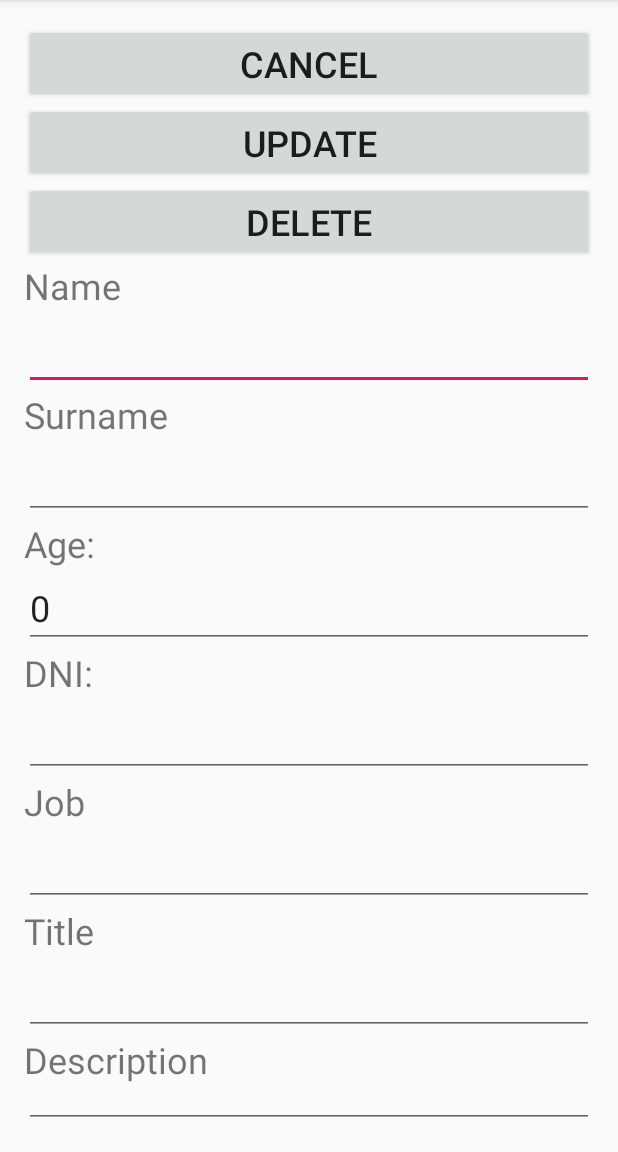
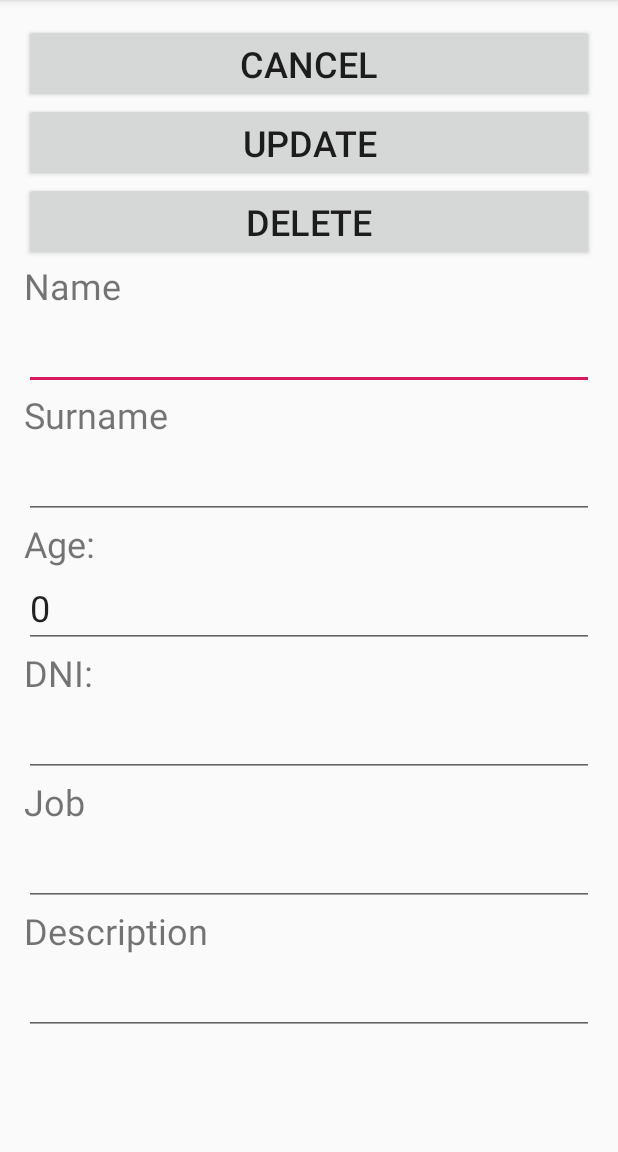
Before and after one commit to miguelleonmarti/masterDetailRealm, an Android app: the DetailActivity screen opened directly, with no data from a screen before it, on a phone screen of 412 x 824 dp, the part 84-1236 px from its top. Run offline under Robolectric (Android 15) with nearby library versions, the phone set to English and light mode, and no system bars; libraries missing offline, so code that uses them is left out: io.realm; 1 statement that could not run was skipped.

Commit message:
CV Title remove

```diff
--- a/app/build.gradle
+++ b/app/build.gradle
@@ -29,4 +29,6 @@ dependencies {
     androidTestImplementation 'androidx.test.ext:junit:1.1.0'
     androidTestImplementation 'androidx.test.espresso:espresso-core:3.1.1'
     implementation 'androidx.recyclerview:recyclerview:1.0.0'
+    implementation 'com.github.bumptech.glide:glide:4.8.0'
+    annotationProcessor 'com.github.bumptech.glide:compiler:4.8.0'
 }
--- a/app/src/main/AndroidManifest.xml
+++ b/app/src/main/AndroidManifest.xml
@@ -1,6 +1,8 @@
 <?xml version="1.0" encoding="utf-8"?>
 <manifest xmlns:android="http://schemas.android.com/apk/res/android"
     package="es.ulpgc.miguel.masterdetailrealm">
+
+    <uses-permission android:name="android.permission.INTERNET" />
 
     <application
         android:allowBackup="true"
--- a/app/src/main/java/es/ulpgc/miguel/masterdetailrealm/Detail/DetailActivity.java
+++ b/app/src/main/java/es/ulpgc/miguel/masterdetailrealm/Detail/DetailActivity.java
@@ -21,7 +21,7 @@ public class DetailActivity
   private Button cancelButton, updateButton, deleteButton;
 
   // text views
-  private TextView nameText, surnameText, ageText, dniText, jobText, titleText, descriptionText;
+  private TextView nameText, surnameText, ageText, dniText, jobText, descriptionText;
 
   @Override
   protected void onCreate(Bundle savedInstanceState) {
@@ -38,7 +38,6 @@ public class DetailActivity
     ageText = findViewById(R.id.ageText);
     dniText = findViewById(R.id.dniText);
     jobText = findViewById(R.id.jobText);
-    titleText = findViewById(R.id.titleText);
     descriptionText = findViewById(R.id.descriptionText);
 
     // listeners
@@ -57,7 +56,6 @@ public class DetailActivity
         String age = ageText.getText().toString();
         String dni = dniText.getText().toString();
         String job = jobText.getText().toString();
-        String title = titleText.getText().toString();
         String description = descriptionText.getText().toString();
         if (
             !name.equals("") &&
@@ -65,10 +63,9 @@ public class DetailActivity
                 !age.equals("") &&
                 !dni.equals("") &&
                 !job.equals("") &&
-                !title.equals("") &&
                 !description.equals("")
         ) {
-          presenter.updatePerson(name, surname, age, dni, job, title, description);
+          presenter.updatePerson(name, surname, age, dni, job, description);
           presenter.startMasterScreen();
         } else {
           Toast.makeText(DetailActivity.this, "There are some empty fields", Toast.LENGTH_SHORT).show();
@@ -111,7 +108,6 @@ public class DetailActivity
     ((EditText) findViewById(R.id.ageText)).setText(String.valueOf(viewModel.person.getAge()));
     ((EditText) findViewById(R.id.dniText)).setText(viewModel.person.getDni());
     ((EditText) findViewById(R.id.jobText)).setText(viewModel.person.getJob());
-    ((EditText) findViewById(R.id.titleText)).setText(viewModel.person.getTitle());
     ((EditText) findViewById(R.id.descriptionText)).setText(viewModel.person.getDescription());
   }
 }
--- a/app/src/main/java/es/ulpgc/miguel/masterdetailrealm/Detail/DetailContract.java
+++ b/app/src/main/java/es/ulpgc/miguel/masterdetailrealm/Detail/DetailContract.java
@@ -25,13 +25,13 @@ interface DetailContract {
 
     void deleteUser();
 
-    void updatePerson(String name, String surname, String age, String dni, String job, String title, String description);
+    void updatePerson(String name, String surname, String age, String dni, String job, String description);
   }
 
   interface Model {
     void deletePerson(int id);
 
-    void updatePerson(int id, String name, String surname, String age, String dni, String job, String title, String description);
+    void updatePerson(int id, String name, String surname, String age, String dni, String job, String description);
   }
 
   interface Router {
--- a/app/src/main/java/es/ulpgc/miguel/masterdetailrealm/Detail/DetailModel.java
+++ b/app/src/main/java/es/ulpgc/miguel/masterdetailrealm/Detail/DetailModel.java
@@ -22,7 +22,7 @@ public class DetailModel implements DetailContract.Model {
   }
 
   @Override
-  public void updatePerson(int id, String name, String surname, String age, String dni, String job, String title, String description) {
+  public void updatePerson(int id, String name, String surname, String age, String dni, String job, String description) {
     realm.beginTransaction();
     Person person = realm.where(Person.class).equalTo("id", id).findFirst();
     person.setName(name);
@@ -30,7 +30,6 @@ public class DetailModel implements DetailContract.Model {
     person.setAge(Integer.valueOf(age));
     person.setDni(dni);
     person.setJob(job);
-    person.setTitle(title);
     person.setDescription(description);
     realm.commitTransaction();
   }
--- a/app/src/main/java/es/ulpgc/miguel/masterdetailrealm/Detail/DetailPresenter.java
+++ b/app/src/main/java/es/ulpgc/miguel/masterdetailrealm/Detail/DetailPresenter.java
@@ -74,7 +74,7 @@ public class DetailPresenter implements DetailContract.Presenter {
   }
 
   @Override
-  public void updatePerson(String name, String surname, String age, String dni, String job, String title, String description) {
-    model.updatePerson(viewModel.person.getId(), name, surname, age, dni, job, title, description);
+  public void updatePerson(String name, String surname, String age, String dni, String job, String description) {
+    model.updatePerson(viewModel.person.getId(), name, surname, age, dni, job, description);
   }
 }
--- a/app/src/main/java/es/ulpgc/miguel/masterdetailrealm/add/AddActivity.java
+++ b/app/src/main/java/es/ulpgc/miguel/masterdetailrealm/add/AddActivity.java
@@ -36,7 +36,6 @@ public class AddActivity
     ageText = findViewById(R.id.ageText);
     dniText = findViewById(R.id.dniText);
     jobText = findViewById(R.id.jobText);
-    titleText = findViewById(R.id.titleText);
     descriptionText = findViewById(R.id.descriptionText);
 
     // listeners
@@ -55,7 +54,6 @@ public class AddActivity
         String age = ageText.getText().toString();
         String dni = dniText.getText().toString();
         String job = jobText.getText().toString();
-        String title = titleText.getText().toString();
         String description = descriptionText.getText().toString();
         if (
             !name.equals("") &&
@@ -63,10 +61,9 @@ public class AddActivity
                 !age.equals("") &&
                 !dni.equals("") &&
                 !job.equals("") &&
-                !title.equals("") &&
                 !description.equals("")
         ) {
-          presenter.addPerson(name, surname, age, dni, job, title, description);
+          presenter.addPerson(name, surname, age, dni, job, description);
           presenter.startMasterScreen();
         } else {
           Toast.makeText(AddActivity.this, "There are some empty fields", Toast.LENGTH_SHORT).show();
--- a/app/src/main/java/es/ulpgc/miguel/masterdetailrealm/add/AddContract.java
+++ b/app/src/main/java/es/ulpgc/miguel/masterdetailrealm/add/AddContract.java
@@ -19,11 +19,11 @@ interface AddContract {
 
     void startMasterScreen();
 
-    void addPerson(String name, String surname, String age, String dni, String job, String title, String description);
+    void addPerson(String name, String surname, String age, String dni, String job, String description);
   }
 
   interface Model {
-    void addPerson(String name, String surname, String age, String dni, String job, String title, String description);
+    void addPerson(String name, String surname, String age, String dni, String job, String description);
   }
 
   interface Router {
--- a/app/src/main/java/es/ulpgc/miguel/masterdetailrealm/add/AddModel.java
+++ b/app/src/main/java/es/ulpgc/miguel/masterdetailrealm/add/AddModel.java
@@ -15,7 +15,7 @@ public class AddModel implements AddContract.Model {
   }
 
   @Override
-  public void addPerson(String name, String surname, String age, String dni, String job, String title, String description) {
+  public void addPerson(String name, String surname, String age, String dni, String job, String description) {
     realm.beginTransaction();
     Person person = realm.createObject(Person.class);
     Number number = realm.where(Person.class).max("id");
@@ -25,7 +25,6 @@ public class AddModel implements AddContract.Model {
     person.setAge(Integer.parseInt(age));
     person.setDni(dni);
     person.setJob(job);
-    person.setTitle(title);
     person.setDescription(description);
     realm.commitTransaction();
   }
--- a/app/src/main/java/es/ulpgc/miguel/masterdetailrealm/add/AddPresenter.java
+++ b/app/src/main/java/es/ulpgc/miguel/masterdetailrealm/add/AddPresenter.java
@@ -36,8 +36,8 @@ public class AddPresenter implements AddContract.Presenter {
   }
 
   @Override
-  public void addPerson(String name, String surname, String age, String dni, String job, String title, String description) {
-    model.addPerson(name, surname, age, dni, job, title, description);
+  public void addPerson(String name, String surname, String age, String dni, String job, String description) {
+    model.addPerson(name, surname, age, dni, job, description);
   }
 
 }
--- a/app/src/main/java/es/ulpgc/miguel/masterdetailrealm/app/AppMediator.java
+++ b/app/src/main/java/es/ulpgc/miguel/masterdetailrealm/app/AppMediator.java
@@ -2,8 +2,8 @@ package es.ulpgc.miguel.masterdetailrealm.app;
 
 import android.app.Application;
 
+import es.ulpgc.miguel.masterdetailrealm.add.AddState;
 import es.ulpgc.miguel.masterdetailrealm.Detail.DetailState;
-import es.ulpgc.miguel.masterdetailrealm.add.AddState;
 import es.ulpgc.miguel.masterdetailrealm.master.MasterState;
 import es.ulpgc.miguel.masterdetailrealm.model.Person;
 import io.realm.Realm;
--- a/app/src/main/java/es/ulpgc/miguel/masterdetailrealm/model/Person.java
+++ b/app/src/main/java/es/ulpgc/miguel/masterdetailrealm/model/Person.java
@@ -5,7 +5,7 @@ import io.realm.RealmObject;
 public class Person extends RealmObject {
 
   private int id;
-  private String name, surname, job, title, description, dni;
+  private String name, surname, job, description, dni;
   private int age;
 
   public Person() {}
@@ -42,14 +42,6 @@ public class Person extends RealmObject {
     this.job = job;
   }
 
-  public String getTitle() {
-    return title;
-  }
-
-  public void setTitle(String title) {
-    this.title = title;
-  }
-
   public String getDescription() {
     return description;
   }
--- a/app/src/main/res/layout/activity_detail.xml
+++ b/app/src/main/res/layout/activity_detail.xml
@@ -96,19 +96,6 @@
         android:textSize="24sp" />
 
     <TextView
-        android:id="@+id/titleLabel"
-        android:layout_width="match_parent"
-        android:layout_height="wrap_content"
-        android:text="@string/title_label"
-        android:textSize="24sp" />
-
-    <EditText
-        android:id="@+id/titleText"
-        android:layout_width="match_parent"
-        android:layout_height="wrap_content"
-        android:textSize="24sp" />
-
-    <TextView
         android:id="@+id/descriptionLabel"
         android:layout_width="match_parent"
         android:layout_height="wrap_content"
```
Also changed, not shown: app/src/main/java/es/ulpgc/miguel/masterdetailrealm/master/MasterActivity.java (+1 -8 lines), app/src/main/java/es/ulpgc/miguel/masterdetailrealm/master/MasterAdapter.java (+25 -0 lines), app/src/main/java/es/ulpgc/miguel/masterdetailrealm/master/MasterModel.java (+1 -34 lines), app/src/main/res/layout/activity_add.xml (+0 -13 lines), app/src/main/res/layout/person_item.xml (+13 -1 lines).
